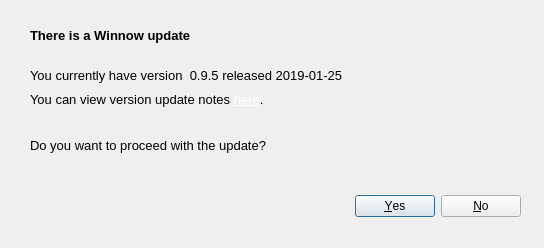
Old version of the form Dialogs/updateapp.ui in the repository towhee/Winnow64.
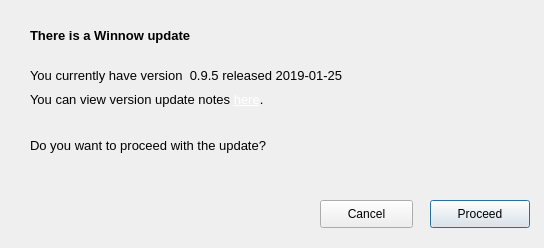
New version of the form.

What changed in the file:
```diff
--- a/Dialogs/updateapp.ui
+++ b/Dialogs/updateapp.ui
@@ -19,27 +19,6 @@
   <property name="styleSheet">
    <string notr="true">Background-color =rgb(190, 190, 190)</string>
   </property>
-  <widget class="QDialogButtonBox" name="buttonBox">
-   <property name="geometry">
-    <rect>
-     <x>280</x>
-     <y>190</y>
-     <width>241</width>
-     <height>32</height>
-    </rect>
-   </property>
-   <property name="font">
-    <font>
-     <pointsize>9</pointsize>
-    </font>
-   </property>
-   <property name="orientation">
-    <enum>Qt::Horizontal</enum>
-   </property>
-   <property name="standardButtons">
-    <set>QDialogButtonBox::No|QDialogButtonBox::Yes</set>
-   </property>
-  </widget>
   <widget class="QLabel" name="proceedLabel">
    <property name="geometry">
     <rect>
@@ -135,6 +114,38 @@
     <string>&lt;html&gt;&lt;head/&gt;&lt;body&gt;&lt;p&gt;You can view version update notes &lt;a href=&quot;http://165.227.46.158/winnow/versions.html&quot;&gt;&lt;span style=&quot; text-decoration: underline; color:#ffffff;&quot;&gt;here&lt;/span&gt;&lt;/a&gt;.&lt;/p&gt;&lt;/body&gt;&lt;/html&gt;</string>
    </property>
   </widget>
+  <widget class="QPushButton" name="cancelBtn">
+   <property name="geometry">
+    <rect>
+     <x>320</x>
+     <y>200</y>
+     <width>93</width>
+     <height>28</height>
+    </rect>
+   </property>
+   <property name="text">
+    <string>Cancel</string>
+   </property>
+   <property name="autoDefault">
+    <bool>false</bool>
+   </property>
+  </widget>
+  <widget class="QPushButton" name="yesBtn">
+   <property name="geometry">
+    <rect>
+     <x>430</x>
+     <y>200</y>
+     <width>100</width>
+     <height>28</height>
+    </rect>
+   </property>
+   <property name="text">
+    <string>Proceed</string>
+   </property>
+   <property name="default">
+    <bool>true</bool>
+   </property>
+  </widget>
  </widget>
  <resources/>
  <connections>
```
Left out of the diff: 35 changed lines with no effect on the pictures.
